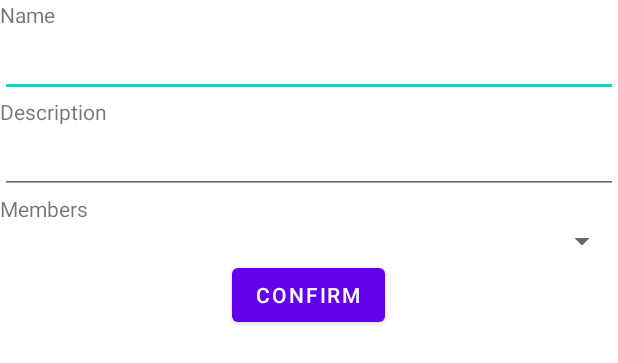
After one commit to Francois-chiv/PhotoMap, an Android app: the layout activity_group_create.xml on its own in the app's theme, with its tools: preview values and no code run, on a phone screen of 412 x 824 dp. The commit adds this screen. Shown: the top 363 px of the screen. Run offline under Robolectric (Android 15) with nearby library versions, the phone set to English and light mode, and no system bars.

Commit message:
Can now add group via the app

```diff
--- a/app/src/main/java/fr/isep/photomap/MapsActivity.java
+++ b/app/src/main/java/fr/isep/photomap/MapsActivity.java
@@ -52,9 +52,7 @@ public class MapsActivity extends FragmentActivity implements OnMapReadyCallback
     @Override
     protected void onCreate(Bundle savedInstanceState) {
         SharedPreferences preferences=getSharedPreferences("PhotoMapSession", MODE_PRIVATE);
-        SharedPreferences.Editor editor=preferences.edit();
         username = preferences.getString("username","");
-        editor.commit();
 
         super.onCreate(savedInstanceState);
 
--- a/app/src/main/res/layout/activity_group.xml
+++ b/app/src/main/res/layout/activity_group.xml
@@ -20,6 +20,12 @@
             android:layout_height="wrap_content"
             android:text="Group page"/>
 
+        <Button
+            android:layout_width="wrap_content"
+            android:layout_height="wrap_content"
+            android:onClick="onClickCreateGroup"
+            android:text="Create a new group"/>
+
         <androidx.recyclerview.widget.RecyclerView
             android:id="@+id/recycler_view"
             android:layout_width="match_parent"
--- /dev/null
+++ b/app/src/main/res/layout/activity_group_create.xml
@@ -0,0 +1,51 @@
+<?xml version="1.0" encoding="utf-8"?>
+<LinearLayout xmlns:android="http://schemas.android.com/apk/res/android"
+    android:layout_width="fill_parent"
+    android:layout_height="fill_parent"
+    android:orientation="vertical">
+
+    <TextView
+        android:layout_width="match_parent"
+        android:layout_height="wrap_content"
+        android:layout_gravity="center"
+        android:text="Name" />
+
+    <EditText
+        android:id="@+id/group_name"
+        android:layout_width="match_parent"
+        android:layout_height="wrap_content"
+        android:layout_gravity="center"
+        android:inputType="text" />
+
+    <TextView
+        android:layout_width="match_parent"
+        android:layout_height="wrap_content"
+        android:layout_gravity="center"
+        android:text="Description" />
+
+    <EditText
+        android:id="@+id/group_description"
+        android:layout_width="match_parent"
+        android:layout_height="wrap_content"
+        android:layout_gravity="center"
+        android:inputType="text" />
+
+    <TextView
+        android:layout_width="match_parent"
+        android:layout_height="wrap_content"
+        android:layout_gravity="center"
+        android:text="Members"/>
+
+    <fr.isep.photomap.MultichoiceSpinner
+        android:id="@+id/multichoice_spinner"
+        android:layout_height="wrap_content"
+        android:layout_width="match_parent"/>
+
+    <Button
+        android:id="@+id/create_photo_button"
+        android:layout_width="wrap_content"
+        android:layout_height="wrap_content"
+        android:layout_gravity="center"
+        android:onClick="createGroup"
+        android:text="confirm" />
+</LinearLayout>
```
Also changed, not shown: app/src/main/AndroidManifest.xml (+5 -3 lines), app/src/main/java/fr/isep/photomap/GroupActivity.java (+13 -4 lines), app/src/main/java/fr/isep/photomap/GroupCreateActivity.java (added, +116 -0 lines), app/src/main/java/fr/isep/photomap/MultichoiceSpinner.java (added, +115 -0 lines).
